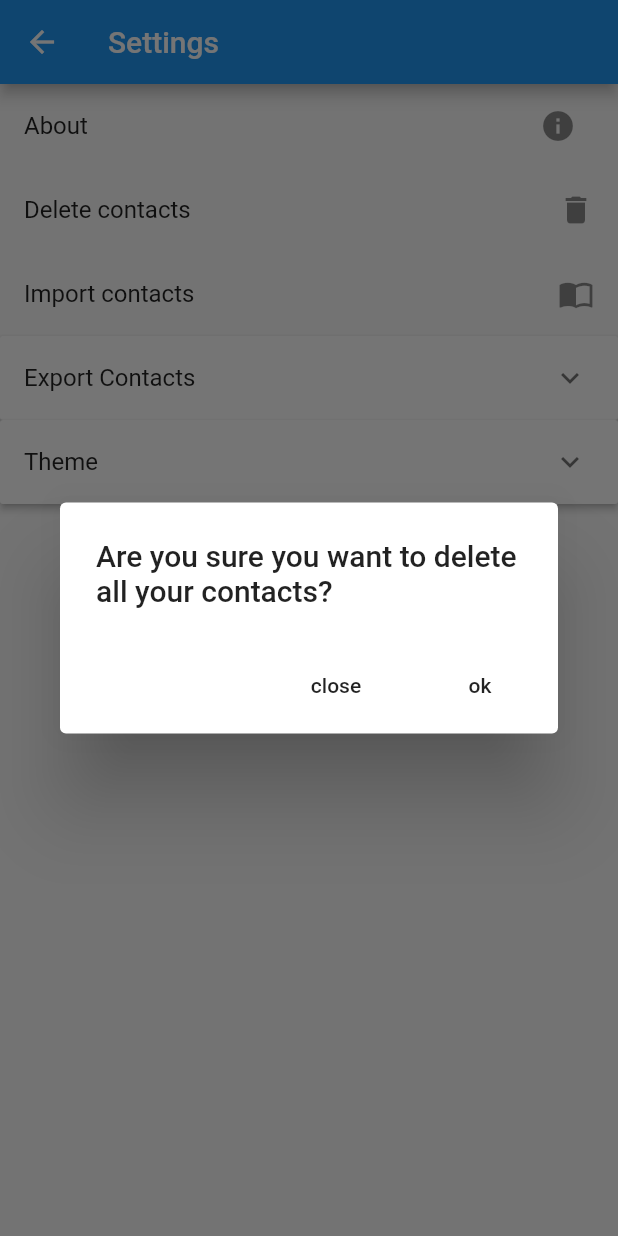
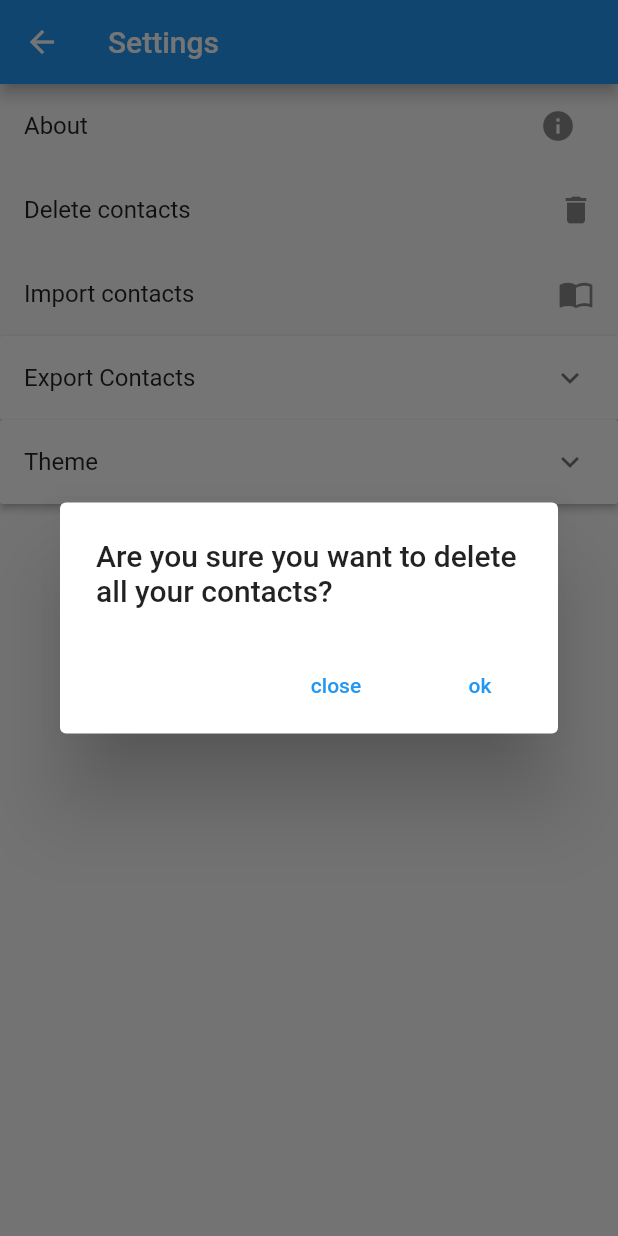
Before and after one commit to kevinrmendez/myContacts, a Flutter app: the Settings screen opened directly, after a tap on "Delete contacts", on a phone screen of 412 x 824 dp. Run offline on Flutter 3.47's test engine with Material 2 defaults, Android fonts, the phone set to English and light mode, and no system bars; our stand-ins replace camera, contacts_service, csv, permission_handler, share and 2 more; missing offline and left inert: admob_flutter, dart:ffi, flutter_email_sender, scidart; accounts and stored records are empty; statements that could not run were skipped.

Commit message:
layout changes

```diff
--- a/lib/activity/Settings.dart
+++ b/lib/activity/Settings.dart
@@ -77,16 +77,24 @@ class SettingsState extends State<Settings> {
           context: context,
           builder: (BuildContext context) {
             return AlertDialog(
-              title: Text(message),
+              title: Text(
+                message,
+              ),
               actions: <Widget>[
                 FlatButton(
-                    child: Text('close'),
+                    child: Text(
+                      'close',
+                      style: TextStyle(color: Theme.of(context).primaryColor),
+                    ),
                     onPressed: () {
                       // Navigator.of(context).pop();
                       Navigator.popUntil(context, ModalRoute.withName('/'));
                     }),
                 FlatButton(
-                    child: Text('ok'),
+                    child: Text(
+                      'ok',
+                      style: TextStyle(color: Theme.of(context).primaryColor),
+                    ),
                     onPressed: () async {
                       await _db.deleteAllContacts();
 
@@ -208,14 +216,24 @@ class SettingsState extends State<Settings> {
                                   'Are you sure you want to delete all your contacts?'),
                               actions: <Widget>[
                                 FlatButton(
-                                    child: Text('close'),
+                                    child: Text(
+                                      'close',
+                                      style: TextStyle(
+                                          color:
+                                              Theme.of(context).primaryColor),
+                                    ),
                                     onPressed: () {
                                       // Navigator.of(context).pop();
                                       Navigator.popUntil(
                                           context, ModalRoute.withName('/'));
                                     }),
                                 FlatButton(
-                                    child: Text('ok'),
+                                    child: Text(
+                                      'ok',
+                                      style: TextStyle(
+                                          color:
+                                              Theme.of(context).primaryColor),
+                                    ),
                                     onPressed: () async {
                                       bool isDataDeleted =
                                           await _db.deleteAllContacts();
```
Also changed, not shown: lib/activity/contactEdit.dart (+13 -6 lines).
